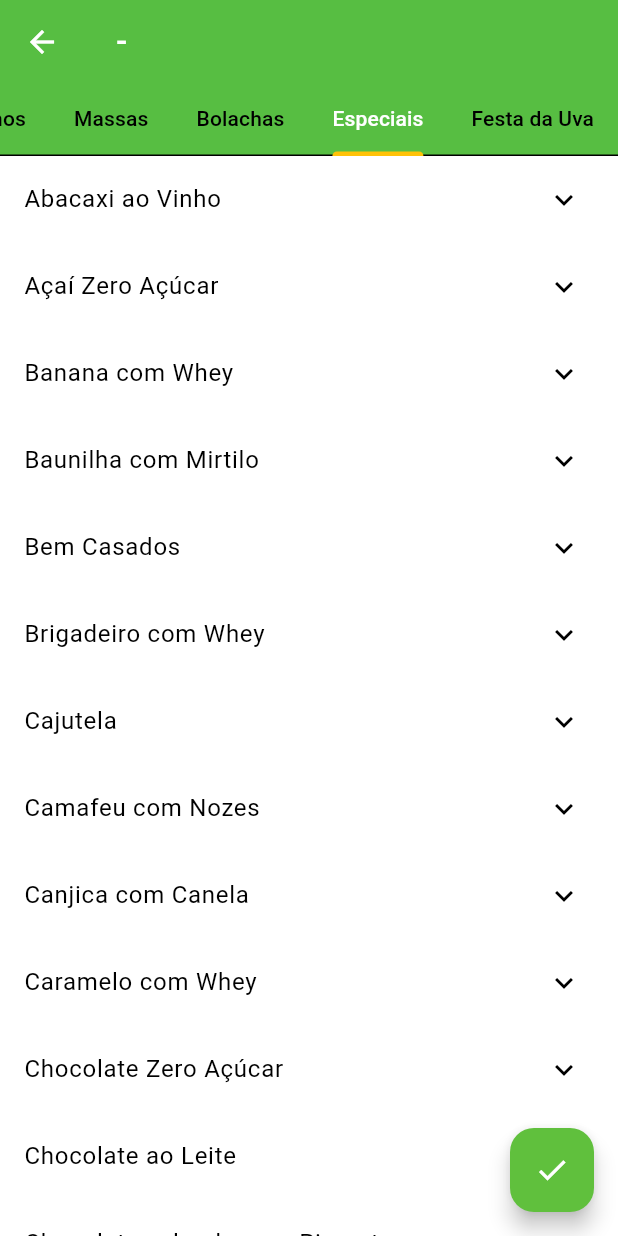
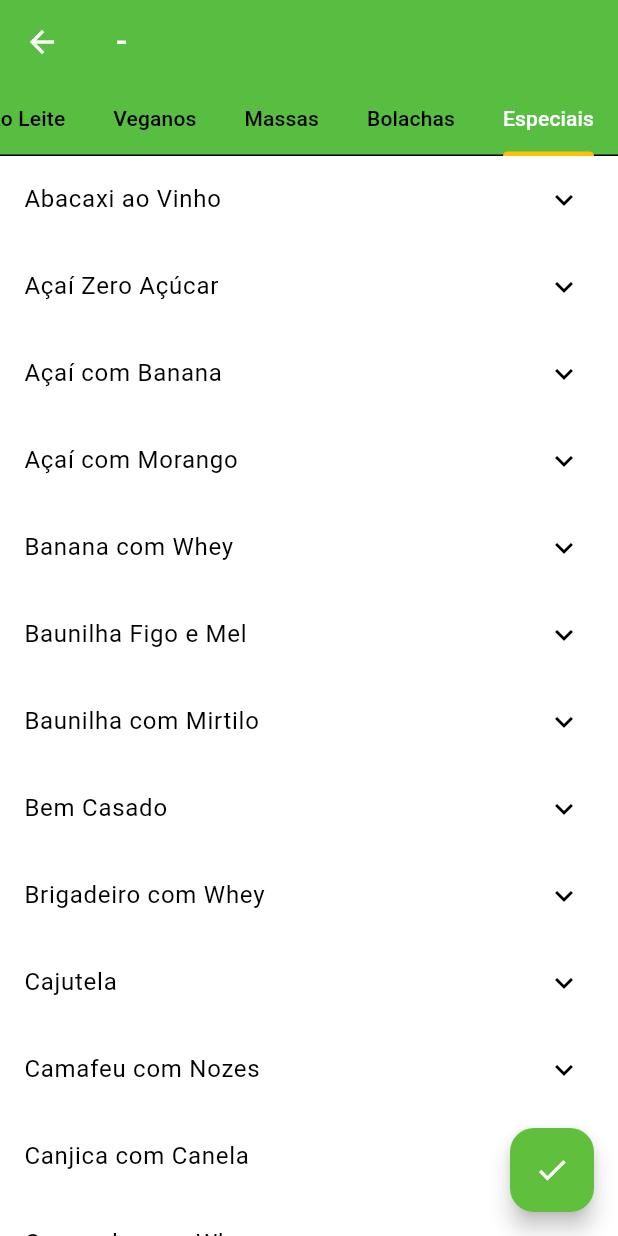
Before and after one commit to rikelmyso7/orama_user, a Flutter app: the UserSaboresSelectPage screen opened directly with empty values, tab 5 chosen, on a phone screen of 412 x 824 dp. Run offline on Flutter 3.47's test engine with Material 3 defaults, Android fonts, the phone set to English and light mode, and no system bars; our stand-ins replace cloud_firestore, connectivity_plus, firebase_auth, firebase_core, flutter_mobx, font_awesome_flutter and 5 more; accounts and stored records are empty; generated files the repository leaves out were written again.

Commit message:
chore: Adição de novos sabores

```diff
--- a/lib/others/sabores.dart
+++ b/lib/others/sabores.dart
@@ -48,9 +48,12 @@ const Map<String, List<String>> sabores = {
   ],
   'Especiais': [
     'Baunilha com Mirtilo',
-    'Espumante',
+    'Creme Holandês',
+    'Açaí com Banana',
+    'Açaí com Morango',
+    'Espumante e Pêssego',
     'Torta de Maçã',
-    'Bem Casados',
+    'Bem Casado',
     'Brigadeiro com Whey',
     'Banana com Whey',
     'Caramelo com Whey',
@@ -72,23 +75,12 @@ const Map<String, List<String>> sabores = {
     'Doce de leite com geleia de Pimenta',
     'Chocolate ao Leite',
     'Nata da Fazenda',
-    'Cajutela'
-  ],
-  'Festa da Uva': [
-    'Uva Vitória',
-    'Uva Niágara',
-    'Abacaxi ao Vinho',
+    'Cajutela',
     'Vinho com Frutas Vermelhas',
     'Parmesão e Geleia de Uva',
-    'Vinho Quente',
-    'Espumante e Pêssego',
     'Pannacota e Balsâmico',
     'Baunilha Figo e Mel',
     'Nata com Paçoca',
     'Chocolate com Leite de Cabra',
-    'Flocos da amazônia',
-    'Cacau Bahia','Cocada',
-    'Doce de Leite','Limão',
-    'Morango com Hortelã',
   ],
 };
```
